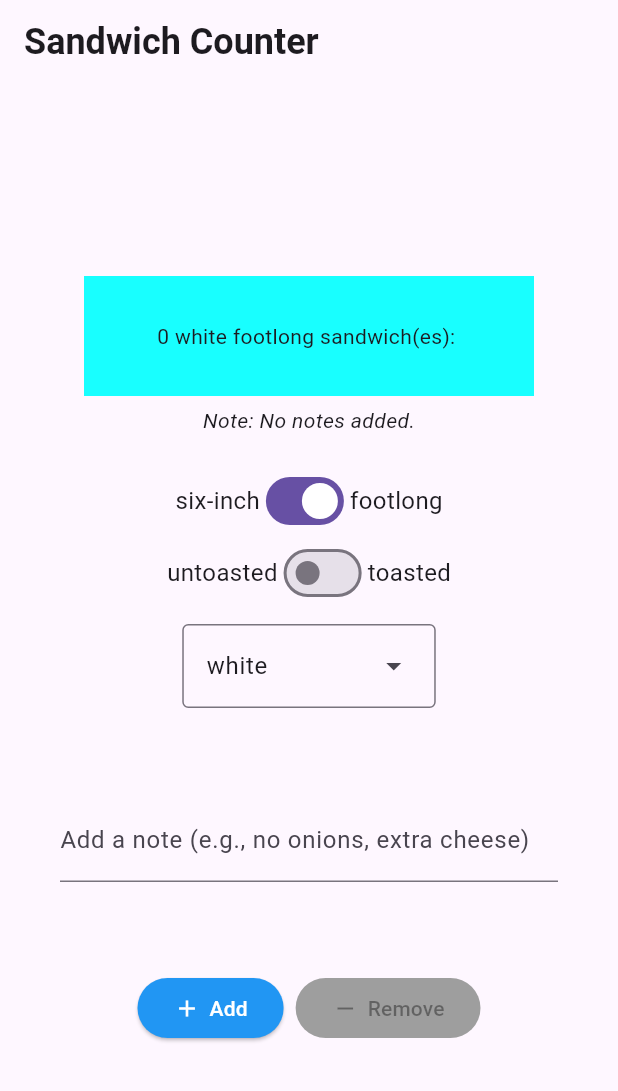
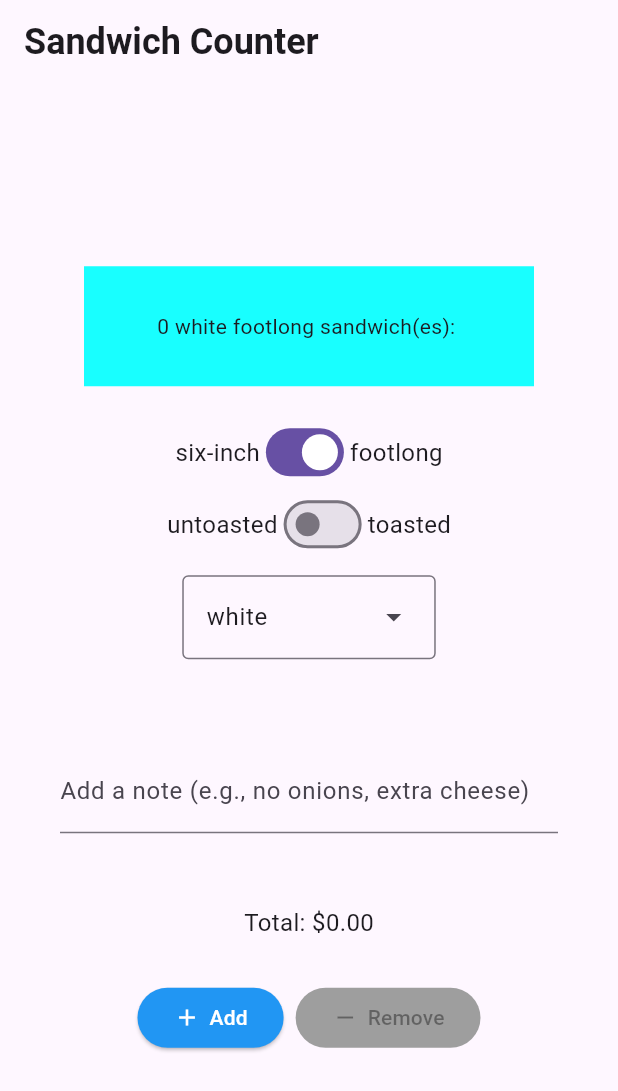
Before and after one commit to AbigailHinchliffe/sandwich, a Flutter app: the screen it shows after launch, on a phone screen of 412 x 824 dp. Shown: the top 1091 px of the screen. Run offline on Flutter 3.47's test engine with Material 3 defaults, Android fonts, the light colour scheme and no system bars.

Commit message:
Added prices, testing & updating readme

```diff
--- a/lib/main.dart
+++ b/lib/main.dart
@@ -1,4 +1,5 @@
 import 'package:flutter/material.dart';
+import 'package:sandwich/repositories/pricing_repository.dart';
 import 'package:sandwich/views/app_styles.dart';
 import 'package:sandwich/repositories/order_repository.dart';
 
@@ -33,6 +34,7 @@
 
 class _OrderScreenState extends State<OrderScreen> {
   late final OrderRepository _orderRepository;
+  late final PricingRepository _pricingRepository;
   final TextEditingController _notesController = TextEditingController();
   bool _isFootlong = true;
   BreadType _selectedBreadType = BreadType.white;
@@ -42,6 +44,7 @@
   void initState() {
     super.initState();
     _orderRepository = OrderRepository(maxQuantity: widget.maxQuantity);
+    _pricingRepository = PricingRepository();
     _notesController.addListener(() {
       setState(() {});
     });
@@ -91,17 +94,13 @@
 
   @override
   Widget build(BuildContext context) {
-    String sandwichType = 'footlong';
-    if (!_isFootlong) {
-      sandwichType = 'six-inch';
-    }
+    final double totalPrice = _pricingRepository.calculatePrice(
+      quantity: _orderRepository.quantity,
+      isFootlong: _isFootlong,
+    );
 
-    String noteForDisplay;
-    if (_notesController.text.isEmpty) {
-      noteForDisplay = 'No notes added.';
-    } else {
-      noteForDisplay = _notesController.text;
-    }
+    final String sandwichType = _isFootlong ? 'footlong' : 'six-inch';
+    final String noteForDisplay = _notesController.text;
 
     return Scaffold(
       appBar: AppBar(
@@ -163,6 +162,13 @@
                 decoration: const InputDecoration(
                   labelText: 'Add a note (e.g., no onions, extra cheese)',
                 ),
+              ),
+            ),
+            Padding(
+              padding: const EdgeInsets.symmetric(vertical: 8.0),
+              child: Text(
+                'Total: \$${totalPrice.toStringAsFixed(2)}',
+                style: normalText,
               ),
             ),
             const SizedBox(height: 20),
--- /dev/null
+++ b/lib/repositories/pricing_repository.dart
@@ -0,0 +1,6 @@
+class PricingRepository {
+  double calculatePrice({required int quantity, required bool isFootlong}) {
+    final double pricePerItem = isFootlong ? 11.00 : 7.00;
+    return quantity * pricePerItem;
+  }
+}
```
Also changed, not shown: 2 other files.
